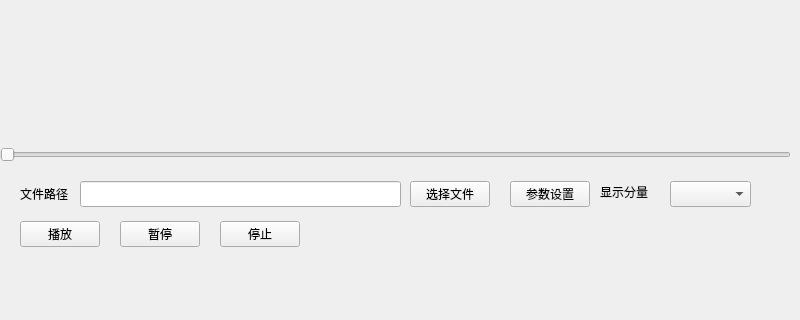
wangning2016/QtYUVPlayer, file yuvplayer/mainwindow.ui: the form before one commit; both pictures show x 0 to 800 and y 280 to 600 of the 800 by 600 pixel window.
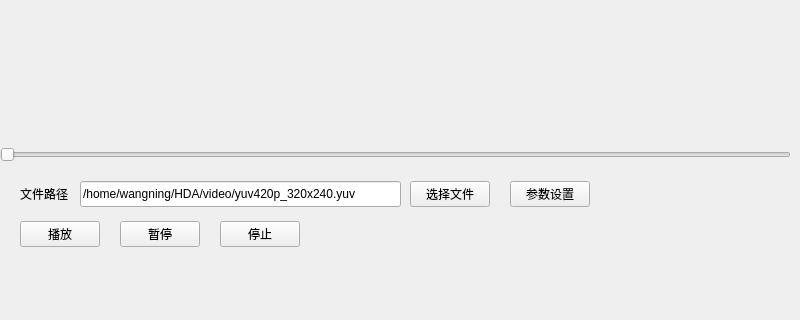
The form after the commit.

Diff of the .ui file:
```diff
--- a/yuvplayer/mainwindow.ui
+++ b/yuvplayer/mainwindow.ui
@@ -144,6 +144,9 @@
           <height>26</height>
          </rect>
         </property>
+        <property name="text">
+         <string>/home/wangning/HDA/video/yuv420p_320x240.yuv</string>
+        </property>
        </widget>
        <widget class="QPushButton" name="btSelectFile">
         <property name="geometry">
@@ -171,29 +174,6 @@
          <string>参数设置</string>
         </property>
        </widget>
-       <widget class="QLabel" name="label_3">
-        <property name="geometry">
-         <rect>
-          <x>600</x>
-          <y>0</y>
-          <width>55</width>
-          <height>41</height>
-         </rect>
-        </property>
-        <property name="text">
-         <string>显示分量</string>
-        </property>
-       </widget>
-       <widget class="QComboBox" name="cmbYUV">
-        <property name="geometry">
-         <rect>
-          <x>670</x>
-          <y>10</y>
-          <width>81</width>
-          <height>26</height>
-         </rect>
-        </property>
-       </widget>
       </widget>
      </item>
     </layout>
```
